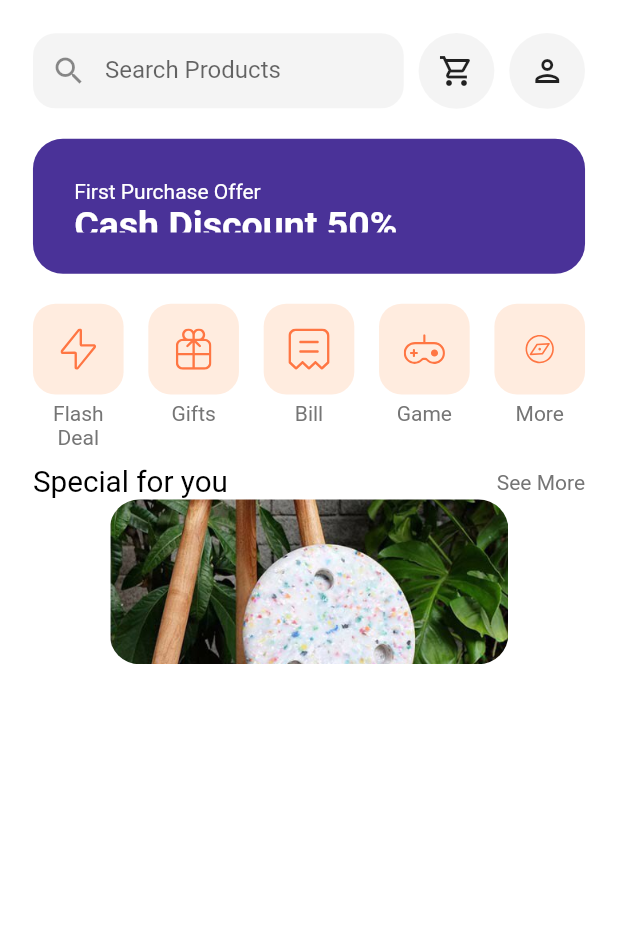
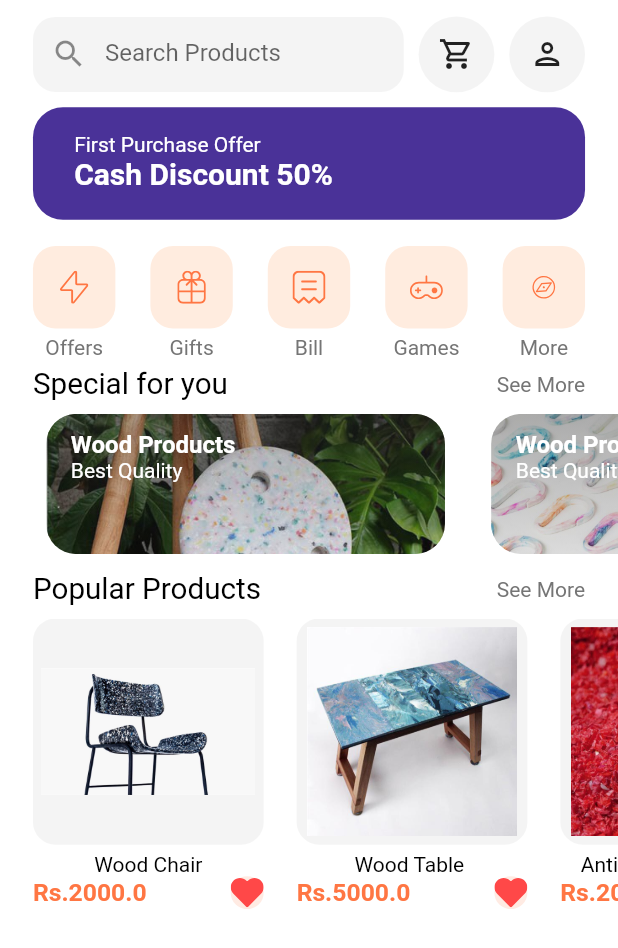
Before and after one commit to afraj18/tfortdemo, a Flutter app: the screen it shows after launch, after a tap on "Continue", on a phone screen of 412 x 824 dp. Shown: the top 948 px of the screen. Run offline on Flutter 3.47's test engine with Material 2 defaults, Android fonts, the light colour scheme and no system bars; our stand-ins replace cloud_firestore, firebase_auth, firebase_core, flutter_spinkit, flutter_svg, intl_phone_field; accounts and stored records are empty; Roboto replaces fonts that are missing (Muli).

Commit message:
Before Fetch Product 11.07.22

```diff
--- a/lib/Screens/cart/components/body.dart
+++ b/lib/Screens/cart/components/body.dart
@@ -5,7 +5,6 @@ import 'package:flutter_svg/svg.dart';
 import 'package:tfortdemo/Screens/cart/components/cartItemCart.dart';
 import 'package:tfortdemo/models/cart.dart';
 import 'package:tfortdemo/size_confiq.dart';
-import 'package:tfortdemo/utills/constants.dart';
 
 class Body extends StatefulWidget {
   const Body({Key? key}) : super(key: key);
--- a/lib/Screens/home/HSComponents/DiscountBanner.dart
+++ b/lib/Screens/home/HSComponents/DiscountBanner.dart
@@ -22,9 +22,9 @@ class DiscountBanner extends StatelessWidget {
       ),
       padding: EdgeInsets.symmetric(
         horizontal: getProportionateScreenWidth(25),
-        vertical: getProportionateScreenWidth(25),
+        vertical: getProportionateScreenWidth(15),
       ),
-      height: 90,
+      height: 75,
       decoration: BoxDecoration(
         color: Color(0xFF4A3298),
         borderRadius: BorderRadius.circular(20),
@@ -37,7 +37,7 @@ class DiscountBanner extends StatelessWidget {
             TextSpan(
               text: text2,
               style: TextStyle(
-                fontSize: 25,
+                fontSize: 20,
                 fontWeight: FontWeight.bold,
               ),
             ),
--- a/lib/Screens/home/HSComponents/HomeHeader.dart
+++ b/lib/Screens/home/HSComponents/HomeHeader.dart
@@ -3,13 +3,14 @@
 import 'package:flutter/material.dart';
 import 'package:tfortdemo/Screens/home/HSComponents/NavBarButtons.dart';
 import 'package:tfortdemo/Screens/home/HSComponents/searchField.dart';
+import 'package:tfortdemo/services/auth.dart';
 import 'package:tfortdemo/size_confiq.dart';
 
 class HomeHeader extends StatelessWidget {
-  const HomeHeader({
+  HomeHeader({
     Key? key,
   }) : super(key: key);
-
+  final AuthService _auth = AuthService();
   @override
   Widget build(BuildContext context) {
     return Padding(
@@ -28,7 +29,9 @@ class HomeHeader extends StatelessWidget {
           ),
           NavBarButton(
             icon: Icon(Icons.person_outlined),
-            press: () {},
+            press: () async {
+              await _auth.signOut();
+            },
           ),
         ],
       ),
--- a/lib/Screens/home/HSComponents/body.dart
+++ b/lib/Screens/home/HSComponents/body.dart
@@ -9,6 +9,10 @@ import 'package:tfortdemo/Screens/home/HSComponents/NavBarButtons.dart';
 import 'package:tfortdemo/Screens/home/HSComponents/categories.dart';
 import 'package:tfortdemo/Screens/home/HSComponents/searchField.dart';
 import 'package:tfortdemo/Screens/home/HSComponents/sectionTitle.dart';
+import 'package:tfortdemo/Screens/home/HSComponents/specialOfferCard.dart';
+import 'package:tfortdemo/Screens/home/components/productCard.dart';
+// import 'package:tfortdemo/models/Product.dart';
+import 'package:tfortdemo/models/Product_Model.dart';
 import 'package:tfortdemo/size_confiq.dart';
 import 'package:tfortdemo/utills/constants.dart';
 
@@ -22,37 +26,78 @@ class Body extends StatelessWidget {
         child: Column(
           children: [
             SizedBox(
-              height: getProportionateScreenWidth(20),
+              height: getProportionateScreenWidth(10),
             ),
             HomeHeader(),
             SizedBox(
-              height: 20,
+              height: 10,
             ),
             DiscountBanner(
               text1: "First Purchase Offer",
               text2: "Cash Discount 50%",
             ),
             SizedBox(
-              height: 20,
+              height: 17.5,
             ),
             Categories(),
             SizedBox(
-              height: 10,
+              height: 5,
             ),
             SectionTitle(
               text: "Special for you",
               press: () {},
             ),
             SizedBox(
-              width: getProportionateScreenWidth(242),
-              height: getProportionateScreenWidth(100),
-              child: ClipRRect(
-                borderRadius: BorderRadius.circular(20),
-                child: Image.asset(
-                  "assets/images/product1.jpg",
-                  fit: BoxFit.cover,
+              height: 8,
+            ),
+            SingleChildScrollView(
+              scrollDirection: Axis.horizontal,
+              child: Row(
+                children: [
+                  SpecialOfferCard(
+                    category: "Wood Products",
+                    subTitle: "Best Quality",
+                    image: "assets/images/product1.jpg",
+                    press: () {},
+                  ),
+                  SpecialOfferCard(
+                    category: "Wood Products",
+                    subTitle: "Best Quality",
+                    image: "assets/images/product8.jpg",
+                    press: () {},
+                  ),
+                ],
+              ),
+            ),
+            SizedBox(
+              height: 12,
+            ),
+            Column(
+              children: [
+                SectionTitle(
+                  text: "Popular Products",
+                  press: () {},
                 ),
-              ),
+                SizedBox(
+                  height: 8,
+                ),
+                SingleChildScrollView(
+                  scrollDirection: Axis.horizontal,
+                  child: Row(
+                    children: [
+                      ...List.generate(
+                        demoProduct.length,
+                        (index) => ProductCard(
+                          product: demoProduct[index],
+                        ),
+                      ),
+                      SizedBox(
+                        width: getProportionateScreenWidth(20),
+                      )
+                    ],
+                  ),
+                ),
+              ],
             ),
           ],
         ),
--- a/lib/Screens/home/HSComponents/categories.dart
+++ b/lib/Screens/home/HSComponents/categories.dart
@@ -10,10 +10,10 @@ class Categories extends StatelessWidget {
   @override
   Widget build(BuildContext context) {
     List<Map<String, dynamic>> categories = [
-      {"icon": "assets/icons/Flash Icon.svg", "text": "Flash Deal"},
+      {"icon": "assets/icons/Flash Icon.svg", "text": "Offers"},
       {"icon": "assets/icons/Gift Icon.svg", "text": "Gifts"},
       {"icon": "assets/icons/Bill Icon.svg", "text": "Bill"},
-      {"icon": "assets/icons/Game Icon.svg", "text": "Game"},
+      {"icon": "assets/icons/Game Icon.svg", "text": "Games"},
       {"icon": "assets/icons/Discover.svg", "text": "More"},
     ];
     return Padding(
@@ -30,7 +30,7 @@ class Categories extends StatelessWidget {
               text: categories[index]["text"],
               press: () {},
             ),
-          )
+          ),
         ],
       ),
     );
@@ -53,7 +53,7 @@ class CategoryCard extends StatelessWidget {
     return GestureDetector(
       onTap: press,
       child: SizedBox(
-        width: getProportionateScreenWidth(55),
+        width: getProportionateScreenWidth(50),
         child: Column(
           children: [
             AspectRatio(
--- /dev/null
+++ b/lib/Screens/home/HSComponents/specialOfferCard.dart
@@ -0,0 +1,76 @@
+// ignore_for_file: prefer_const_constructors, file_names
+
+import 'package:flutter/material.dart';
+import 'package:tfortdemo/size_confiq.dart';
+
+class SpecialOfferCard extends StatelessWidget {
+  const SpecialOfferCard({
+    Key? key,
+    required this.category,
+    required this.subTitle,
+    required this.image,
+    required this.press,
+  }) : super(key: key);
+
+  final String category, subTitle, image;
+  final GestureTapCallback press;
+  @override
+  Widget build(BuildContext context) {
+    return Padding(
+      padding: EdgeInsets.only(
+        left: getProportionateScreenWidth(28),
+      ),
+      child: SizedBox(
+        width: getProportionateScreenWidth(242),
+        height: getProportionateScreenWidth(85),
+        child: ClipRRect(
+          borderRadius: BorderRadius.circular(20),
+          child: Stack(
+            children: [
+              Image.asset(
+                image,
+                width: getProportionateScreenWidth(250),
+                fit: BoxFit.cover,
+              ),
+              Container(
+                decoration: BoxDecoration(
+                  gradient: LinearGradient(
+                    begin: Alignment.topCenter,
+                    end: Alignment.bottomCenter,
+                    colors: [
+                      Color(0xFF343434).withOpacity(0.4),
+                      Color(0xFF343434).withOpacity(.15),
+                    ],
+                  ),
+                ),
+              ),
+              Padding(
+                padding: EdgeInsets.symmetric(
+                  horizontal: getProportionateScreenWidth(15),
+                  vertical: getProportionateScreenWidth(10),
+                ),
+                child: Text.rich(
+                  TextSpan(
+                    style: TextStyle(
+                      color: Colors.white,
+                    ),
+                    children: [
+                      TextSpan(
+                        text: category + "\n",
+                        style: TextStyle(
+                          fontSize: 16,
+                          fontWeight: FontWeight.bold,
+                        ),
+                      ),
+                      TextSpan(text: subTitle)
+                    ],
+                  ),
+                ),
+              )
+            ],
+          ),
+        ),
+      ),
+    );
+  }
+}
--- /dev/null
+++ b/lib/Screens/home/components/productCard.dart
@@ -0,0 +1,90 @@
+// ignore_for_file: prefer_const_constructors, file_names
+
+import 'package:flutter/material.dart';
+import 'package:flutter_svg/svg.dart';
+import 'package:tfortdemo/models/Product_Model.dart';
+import 'package:tfortdemo/size_confiq.dart';
+import 'package:tfortdemo/utills/constants.dart';
+
+class ProductCard extends StatelessWidget {
+  const ProductCard({
+    Key? key,
+    this.width = 140,
+    this.aspectRatio = 1.02,
+    required this.product,
+  }) : super(key: key);
+
+  final double width, aspectRatio;
+  final Product product;
+
+  @override
+  Widget build(BuildContext context) {
+    return Padding(
+      padding: EdgeInsets.only(left: getProportionateScreenWidth(20)),
+      child: SizedBox(
+        width: getProportionateScreenWidth(width),
+        child: Column(
+          children: [
+            AspectRatio(
+              aspectRatio: aspectRatio,
+              child: Container(
+                padding: EdgeInsets.all(getProportionateScreenWidth(5)),
+                decoration: BoxDecoration(
+                    color: kSecondaryColor.withOpacity(.1),
+                    borderRadius: BorderRadius.circular(15)),
+                child: Image.asset(
+                  product.images[0],
+                ),
+              ),
+            ),
+            SizedBox(
+              height: 5,
+            ),
+            Text(
+              product.title,
+              style: TextStyle(
+                color: Colors.black,
+              ),
+              maxLines: 2,
+            ),
+            Row(
+              mainAxisAlignment: MainAxisAlignment.spaceBetween,
+              children: [
+                Text(
+                  "Rs.${product.price}",
+                  style: TextStyle(
+                    color: kPrimaryColor,
+                    fontWeight: FontWeight.w600,
+                    fontSize: getProportionateScreenWidth(15),
+                  ),
+                ),
+                InkWell(
+                  onTap: () {},
+                  borderRadius: BorderRadius.circular(
+                    getProportionateScreenWidth(30),
+                  ),
+                  child: Container(
+                    width: getProportionateScreenWidth(20),
+                    height: getProportionateScreenWidth(20),
+                    decoration: BoxDecoration(
+                      color: product.isFavourite
+                          ? kPrimaryColor.withOpacity(.15)
+                          : kSecondaryColor.withOpacity(.1),
+                      shape: BoxShape.circle,
+                    ),
+                    child: SvgPicture.asset(
+                      "assets/icons/Heart Icon_2.svg",
+                      color: product.isFavourite
+                          ? Color(0xFFFF4848)
+                          : Color(0xFFDBDEE4),
+                    ),
+                  ),
+                )
+              ],
+            )
+          ],
+        ),
+      ),
+    );
+  }
+}
--- a/lib/Screens/signInScreen.dart
+++ b/lib/Screens/signInScreen.dart
@@ -2,8 +2,6 @@
 
 // import 'package:firebase_auth/firebase_auth.dart';
 import 'package:flutter/material.dart';
-// import 'package:tfortdemo/Screens/homeScreen.dart';
-// import 'package:tfortdemo/Screens/signUpScreen.dart';
 import 'package:tfortdemo/reusable_widgets/reusable_widget.dart';
 import 'package:tfortdemo/services/auth.dart';
 import 'package:tfortdemo/shared/loading.dart';
--- a/lib/main.dart
+++ b/lib/main.dart
@@ -4,7 +4,6 @@ import 'package:firebase_core/firebase_core.dart';
 import 'package:flutter/material.dart';
 import 'package:provider/provider.dart';
 import 'package:tfortdemo/Screens/splash/splashScreen.dart';
-// import 'package:tfortdemo/Screens/wrapper.dart';
 import 'package:tfortdemo/models/user.dart';
 import 'package:tfortdemo/services/auth.dart';
 import 'package:tfortdemo/theme.dart';
@@ -25,7 +24,7 @@ class MyApp extends StatelessWidget {
       initialData: null,
       child: MaterialApp(
         home: splash_Screen(),
-        title: "Trash4Trade",
+        title: "UpCycler's Lab",
         theme: theme(),
         debugShowCheckedModeBanner: false,
       ),
--- /dev/null
+++ b/lib/models/Product_Model.dart
@@ -0,0 +1,59 @@
+// ignore_for_file: unused_import, file_names
+
+import 'package:flutter/material.dart';
+
+class Product {
+  final String title, description;
+  final List<String> images;
+  final List<Color> colors;
+  final double rating, price;
+  final bool isFavourite, isPopular;
+
+  Product({
+    required this.title,
+    required this.colors,
+    required this.description,
+    required this.images,
+    this.rating = 0.0,
+    required this.price,
+    this.isFavourite = false,
+    this.isPopular = false,
+  });
+}
+
+//Our Products
+
+List<Product> demoProduct = [
+  Product(
+    title: "Wood Chair",
+    colors: [Color(0xFF6625E), Color(0xFF836D88)],
+    description: "description",
+    images: ["assets/images/product6.jpg", "assets/images/product7.jpg"],
+    price: 2000.00,
+    rating: 4.0,
+    isFavourite: true,
+    isPopular: true,
+  ),
+  Product(
+    title: "Wood Table ",
+    colors: [Color(0xFF6625E), Color(0xFF836D88)],
+    description: "description",
+    images: [
+      "assets/images/product3.jpg",
+    ],
+    price: 5000,
+    rating: 4.5,
+    isFavourite: true,
+    isPopular: true,
+  ),
+  Product(
+    title: "Antique Wrist Watch",
+    colors: [Color(0xFF6625E), Color(0xFF836D88)],
+    description: "description",
+    images: ["assets/images/product9.jpg"],
+    price: 2000,
+    rating: 4.0,
+    isFavourite: true,
+    isPopular: true,
+  ),
+];
```
Also changed, not shown: assets/icons/Heart Icon_2.svg (added).
